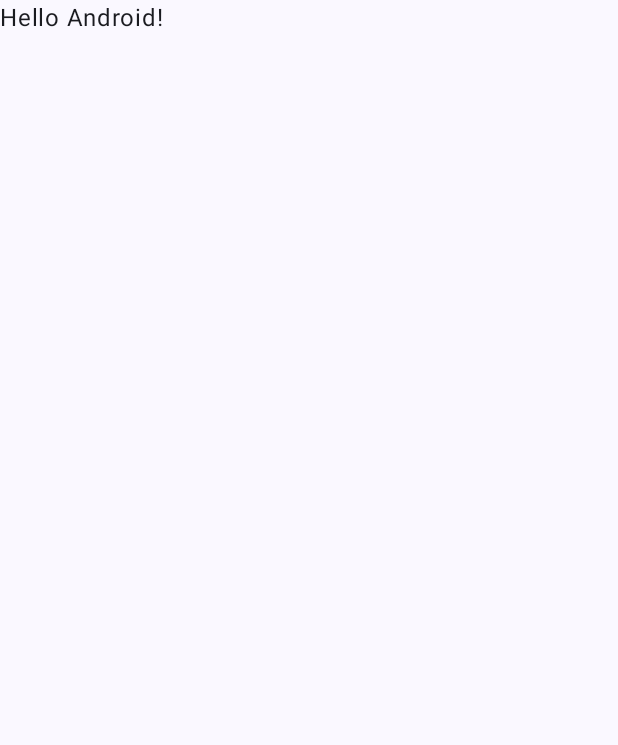
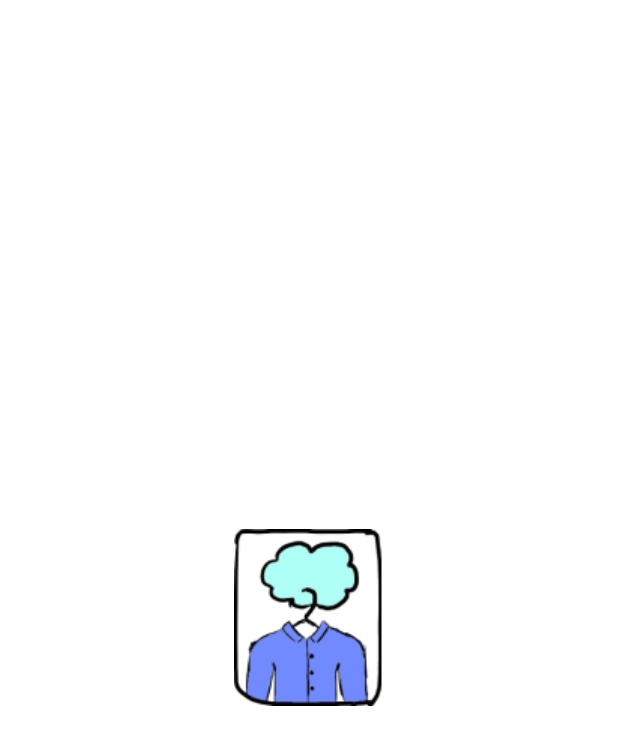
Before and after one commit to Well-Dressed-Men/nari-android-compose, an Android app built with Jetpack Compose: the first screen one second after launch (MainActivity before the commit, SplashActivity after it), on a phone screen of 412 x 824 dp. Before the commit the part shown is almost empty. Shown: the top 745 px of the screen. Run offline under Robolectric (Android 15) with nearby library versions, the phone set to English and light mode, and no system bars.

Commit message:
SplashActivity delay 3초 후 MainActivity로 전환(추후에 LoginActivity로 연결) Android 12 version 용 themes.xml(v31) 추가

```diff
--- a/app/build.gradle.kts
+++ b/app/build.gradle.kts
@@ -66,4 +66,6 @@ dependencies {
     androidTestImplementation("androidx.compose.ui:ui-test-junit4")
     debugImplementation("androidx.compose.ui:ui-tooling")
     debugImplementation("androidx.compose.ui:ui-test-manifest")
+
+    implementation("androidx.core:core-splashscreen:1.0.1")
 }
--- /dev/null
+++ b/app/src/main/java/com/welldressedmen/nari/feature/splash/SplashActivity.kt
@@ -0,0 +1,34 @@
+package com.welldressedmen.nari.feature.splash
+
+import android.content.Intent
+import android.os.Build
+import android.os.Bundle
+import android.os.PersistableBundle
+import androidx.activity.ComponentActivity
+import androidx.activity.compose.setContent
+import androidx.core.splashscreen.SplashScreen.Companion.installSplashScreen
+import androidx.lifecycle.lifecycleScope
+import com.welldressedmen.nari.feature.main.MainActivity
+import kotlinx.coroutines.delay
+import kotlinx.coroutines.launch
+
+class SplashActivity : ComponentActivity() {
+
+    override fun onCreate(savedInstanceState: Bundle?) {
+        super.onCreate(savedInstanceState)
+
+        if (Build.VERSION.SDK_INT >= Build.VERSION_CODES.S){
+            val splashScreen = installSplashScreen()
+            splashScreen.setKeepOnScreenCondition { true }
+        }
+
+        lifecycleScope.launch {
+            delay(3000)
+
+            val intent = Intent(this@SplashActivity, MainActivity::class.java)
+            startActivity(intent)
+            finish()
+        }
+
+    }
+}
--- a/app/src/main/java/com/welldressedmen/nari/ui/theme/Color.kt
+++ b/app/src/main/java/com/welldressedmen/nari/ui/theme/Color.kt
@@ -9,3 +9,5 @@ val Pink80 = Color(0xFFEFB8C8)
 val Purple40 = Color(0xFF6650a4)
 val PurpleGrey40 = Color(0xFF625b71)
 val Pink40 = Color(0xFF7D5260)
+
+val Transparent = Color(0x00000000)
--- a/app/src/main/java/com/welldressedmen/nari/ui/theme/Theme.kt
+++ b/app/src/main/java/com/welldressedmen/nari/ui/theme/Theme.kt
@@ -10,6 +10,7 @@ import androidx.compose.material3.dynamicLightColorScheme
 import androidx.compose.material3.lightColorScheme
 import androidx.compose.runtime.Composable
 import androidx.compose.runtime.SideEffect
+import androidx.compose.ui.graphics.Color
 import androidx.compose.ui.graphics.toArgb
 import androidx.compose.ui.platform.LocalContext
 import androidx.compose.ui.platform.LocalView
@@ -57,8 +58,8 @@ fun NariTheme(
     if (!view.isInEditMode) {
         SideEffect {
             val window = (view.context as Activity).window
-            window.statusBarColor = colorScheme.primary.toArgb()
-            WindowCompat.getInsetsController(window, view).isAppearanceLightStatusBars = darkTheme
+            window.statusBarColor = Transparent.toArgb()
+            WindowCompat.getInsetsController(window, view).isAppearanceLightStatusBars = true
         }
     }
 
--- /dev/null
+++ b/app/src/main/res/drawable/splash_bg.xml
@@ -0,0 +1,12 @@
+<?xml version="1.0" encoding="utf-8"?>
+<layer-list xmlns:android="http://schemas.android.com/apk/res/android">
+    <item>
+        <color android:color="@color/white"/>
+    </item>
+
+    <item>
+        <bitmap
+            android:gravity="center"
+            android:src="@drawable/logo" />
+    </item>
+</layer-list>
--- a/app/src/main/res/values/themes.xml
+++ b/app/src/main/res/values/themes.xml
@@ -2,4 +2,10 @@
 <resources>
 
     <style name="Theme.Nari" parent="android:Theme.Material.Light.NoActionBar" />
+
+    <style name="SplashScreenTheme"  parent="Theme.Nari">
+        <item name="android:windowBackground">@drawable/splash_bg</item>
+        <item name="android:statusBarColor">@android:color/transparent</item>
+        <item name="android:windowLightStatusBar">true</item>
+    </style>
 </resources>
```
Also changed, not shown: app/src/main/AndroidManifest.xml (+7 -3 lines), app/src/main/res/drawable/logo.png (added).
